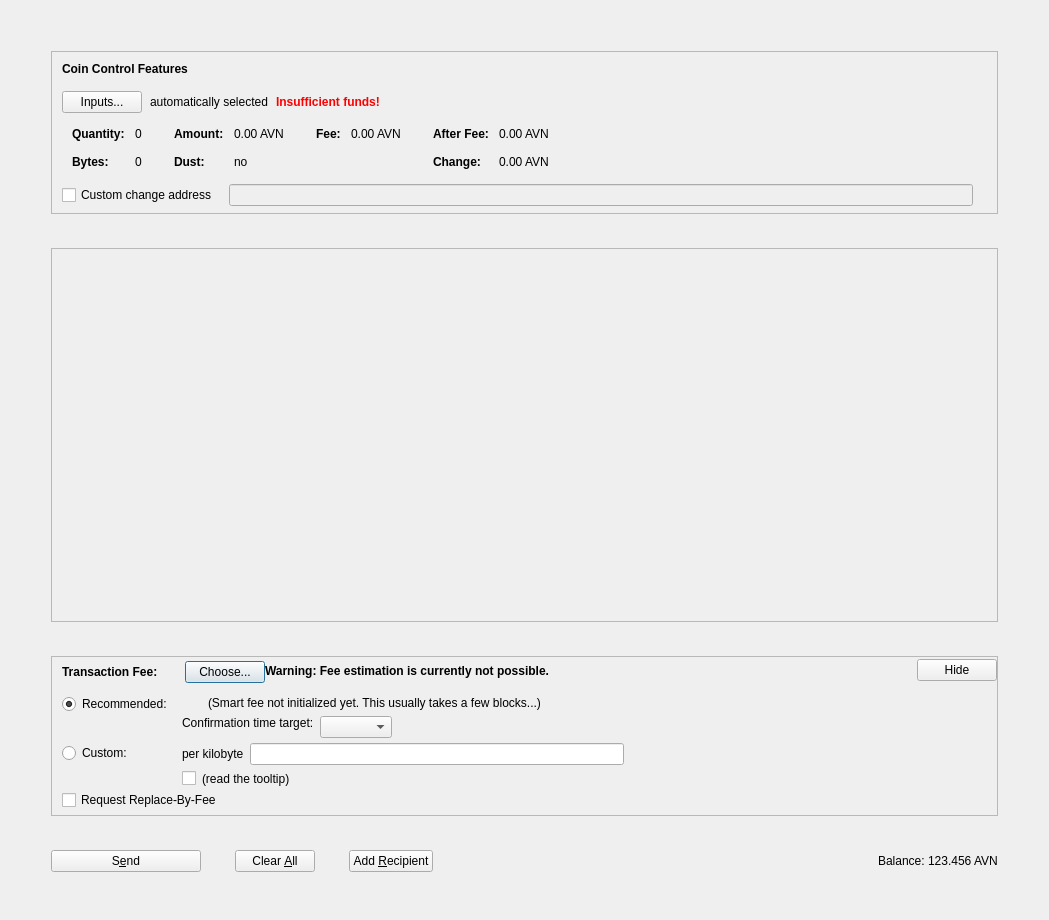
First picture: the form in src/qt/forms/sendcoinsdialog.ui, repository AvianNetwork/Avian, before the edit.
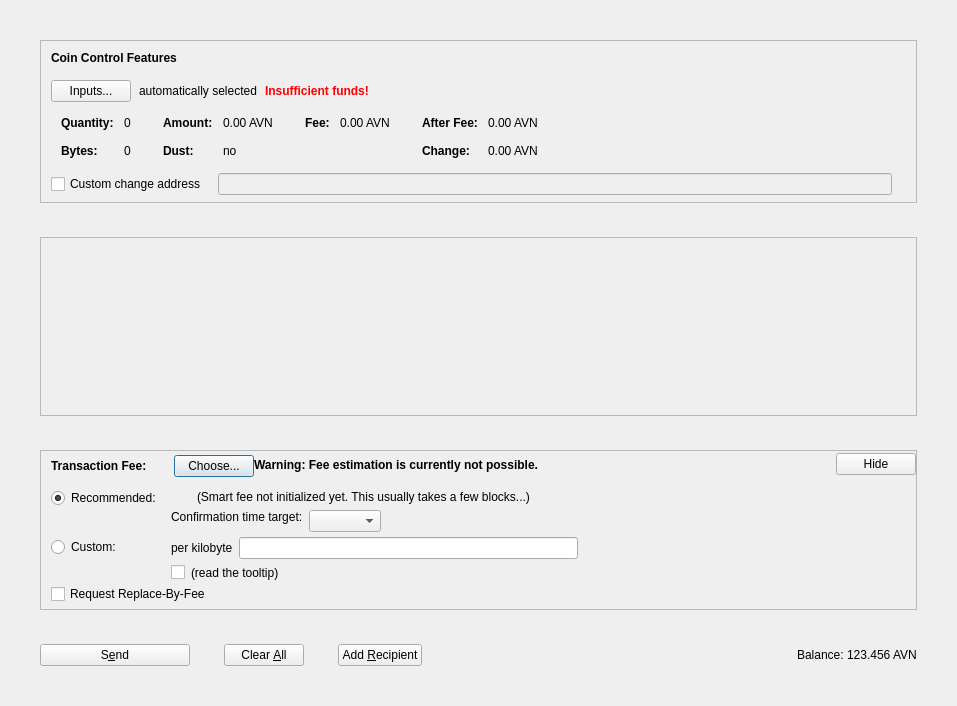
Second picture: the form after the edit. Icons and pictures are not drawn. Custom widgets are drawn as their Qt base class.

Commit message: Correct issues during community testing - UI layout issues on Light theme - UI layout issues on Dark theme - Syncying screen defaulting to dark mode in light mode - Removal of theme images no longer required - Disable Flight Plans on Mainnet - Slowness of transaction page loading

Patch:
```diff
--- a/src/qt/forms/sendcoinsdialog.ui
+++ b/src/qt/forms/sendcoinsdialog.ui
@@ -6,19 +6,14 @@
    <rect>
     <x>0</x>
     <y>0</y>
-    <width>1049</width>
-    <height>920</height>
+    <width>957</width>
+    <height>706</height>
    </rect>
   </property>
   <property name="windowTitle">
    <string>Send Coins</string>
   </property>
-  <layout class="QVBoxLayout" name="verticalLayout" stretch="0">
-   <property name="bottomMargin">
-    <number>8</number>
-   </property>
-   <item>
-    <layout class="QVBoxLayout" name="verticalLayout_3">
+  <layout class="QVBoxLayout" name="verticalLayout" stretch="0,1,0,0">
      <property name="spacing">
       <number>34</number>
      </property>
@@ -604,8 +599,8 @@
          <rect>
           <x>0</x>
           <y>0</y>
-          <width>943</width>
-          <height>263</height>
+        <width>875</width>
+        <height>105</height>
          </rect>
         </property>
         <layout class="QVBoxLayout" name="verticalLayout_2" stretch="0,0">
@@ -1169,10 +1164,6 @@
          <property name="text">
           <string>S&amp;end</string>
          </property>
-         <property name="icon">
-          <iconset resource="../avian.qrc">
-           <normaloff>:/icons/send</normaloff>:/icons/send</iconset>
-         </property>
          <property name="autoDefault">
           <bool>false</bool>
          </property>
@@ -1195,10 +1186,6 @@
          <property name="text">
           <string>Clear &amp;All</string>
          </property>
-         <property name="icon">
-          <iconset resource="../avian.qrc">
-           <normaloff>:/icons/remove</normaloff>:/icons/remove</iconset>
-         </property>
          <property name="autoDefault">
           <bool>false</bool>
          </property>
@@ -1212,10 +1199,6 @@
          <property name="text">
           <string>Add &amp;Recipient</string>
          </property>
-         <property name="icon">
-          <iconset resource="../avian.qrc">
-           <normaloff>:/icons/add</normaloff>:/icons/add</iconset>
-         </property>
          <property name="autoDefault">
           <bool>false</bool>
          </property>
@@ -1270,8 +1253,6 @@
             <set>Qt::LinksAccessibleByMouse|Qt::TextSelectableByKeyboard|Qt::TextSelectableByMouse</set>
            </property>
           </widget>
-         </item>
-        </layout>
        </item>
       </layout>
      </item>
```
Lines whose indentation alone changed are shown as unchanged. The commit also changes 377 other files.
